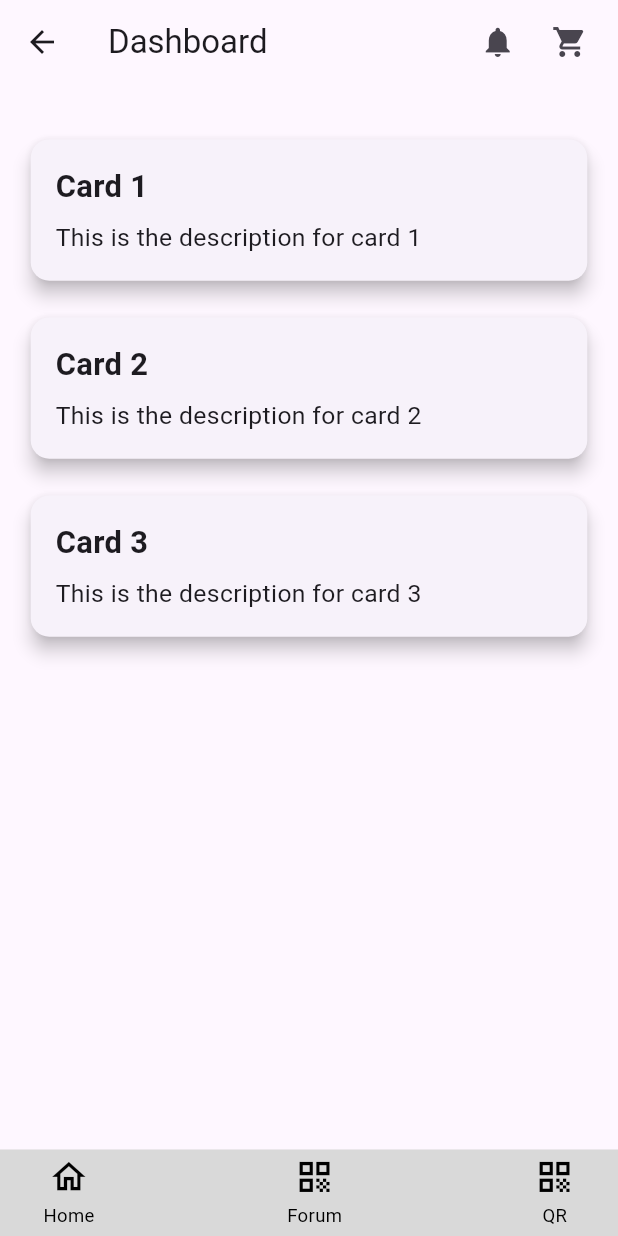
After one commit to ordizy/ordizy-mobile, a Flutter app: the BuyerHome screen opened by its route, on a phone screen of 412 x 824 dp. The commit adds this screen. Run offline on Flutter 3.47's test engine with Material 3 defaults, Android fonts, the phone set to English and light mode, and no system bars; our stand-ins replace cloud_firestore, firebase_auth, firebase_core; accounts and stored records are empty.

Commit message:
dashboard

```diff
--- a/lib/main.dart
+++ b/lib/main.dart
@@ -5,6 +5,7 @@
 import 'package:ordizy/screens/authentication/emailOtp.dart';
 import 'package:ordizy/screens/authentication/change_password.dart';
 import 'package:ordizy/screens/authentication/updated.dart';
+import 'package:ordizy/screens/buyer/buyer_home.dart';
 import 'screens/authentication/sign_in.dart';
 import 'screens/home.dart';
 import 'screens/splash_screen.dart';
@@ -46,6 +47,7 @@
         '/fPwd_emailOtp': (context) => EmailOtp(),
         '/reset_password': (context) => ResetPassword(),
         '/updated': (context) => PasswordChanged(),
+        '/buyer_home': (context) => BuyerHome(),
       },
     );
   }
--- a/lib/screens/authentication/sign_in.dart
+++ b/lib/screens/authentication/sign_in.dart
@@ -187,7 +187,7 @@
                 error = "Please enter valid credentials";
               });
             } else {
-              Navigator.pushReplacementNamed(context, '/home');
+              Navigator.pushReplacementNamed(context, '/buyer_home');
             }
           }
         },
--- /dev/null
+++ b/lib/screens/buyer/bottom_bar.dart
@@ -0,0 +1,92 @@
+import 'package:flutter/material.dart';
+import '../../utils/size_config.dart';
+
+class BuyerBottomBar extends StatelessWidget {
+  @override
+  Widget build(BuildContext context) {
+    SizeConfig().init(context); // Initialize SizeConfig
+
+    return Container(
+      padding: EdgeInsets.symmetric(
+        horizontal: SizeConfig.blockSizeHorizontal * 3, // Responsive horizontal padding
+      ),
+      height: SizeConfig.blockSizeVertical * 7, // Responsive height
+      decoration: BoxDecoration(
+        color: Color(0xFFD9D9D9),
+      ),
+      child: Row(
+        mainAxisAlignment: MainAxisAlignment.spaceBetween,
+        children: [
+          Padding(
+            padding: EdgeInsets.only(
+              left: SizeConfig.blockSizeHorizontal * 4, // Responsive left margin
+            ),
+            child: _BottomBarItem(
+              icon: Icons.home_outlined,
+              label: "Home",
+              onTap: () {
+                Navigator.pushReplacementNamed(context, '/participant_dashboard');
+              },
+            ),
+          ),
+          _BottomBarItem(
+            icon: Icons.qr_code,
+            label: "Forum",
+            onTap: () {
+              Navigator.pushNamed(context, '/discussion_forum');
+            },
+          ),
+          Padding(
+            padding: EdgeInsets.only(
+              right: SizeConfig.blockSizeHorizontal * 4, // Responsive right margin
+            ),
+            child: _BottomBarItem(
+              icon: Icons.qr_code,
+              label: "QR",
+              onTap: () {
+                Navigator.pushNamed(context, '/qr');
+              },
+            ),
+          ),
+        ],
+      ),
+    );
+  }
+}
+
+class _BottomBarItem extends StatelessWidget {
+  final IconData icon;
+  final String label;
+  final VoidCallback onTap;
+
+  const _BottomBarItem({
+    required this.icon,
+    required this.label,
+    required this.onTap,
+  });
+
+  @override
+  Widget build(BuildContext context) {
+    return GestureDetector(
+      onTap: onTap,
+      child: Column(
+        mainAxisAlignment: MainAxisAlignment.center,
+        children: [
+          Icon(
+            icon,
+            color: Colors.black,
+            size: SizeConfig.blockSizeHorizontal * 6.5, // Responsive icon size
+          ),
+          SizedBox(height: SizeConfig.blockSizeVertical * 0.5), // Responsive spacing
+          Text(
+            label,
+            style: TextStyle(
+              color: Colors.black,
+              fontSize: SizeConfig.textMultiplier * 1.5, // Responsive font size
+            ),
+          ),
+        ],
+      ),
+    );
+  }
+}
--- /dev/null
+++ b/lib/screens/buyer/buyer_home.dart
@@ -0,0 +1,81 @@
+import 'package:flutter/material.dart';
+import 'bottom_bar.dart';
+import '../../utils/size_config.dart';  // Import your SizeConfig file
+
+class BuyerHome extends StatelessWidget {
+  @override
+  Widget build(BuildContext context) {
+    SizeConfig().init(context); // Initialize SizeConfig
+
+    return SafeArea(
+      child: Scaffold(
+        appBar: AppBar(
+          title: Text("Dashboard"),
+          actions: [
+            IconButton(
+              icon: Icon(Icons.notifications),
+              onPressed: () {
+                // Handle notifications action
+              },
+            ),
+            IconButton(
+              icon: Icon(Icons.shopping_cart),
+              onPressed: () {
+                // Handle cart action
+              },
+            ),
+            SizedBox(width: SizeConfig.blockSizeHorizontal * 2), // Responsive spacing
+          ],
+        ),
+        body: SingleChildScrollView(
+          child: Container(
+            margin: EdgeInsets.all(SizeConfig.blockSizeHorizontal * 4), // Responsive margin
+            child: Column(
+              crossAxisAlignment: CrossAxisAlignment.stretch,
+              children: [
+                SizedBox(height: SizeConfig.blockSizeVertical * 2), // Responsive spacing
+                _buildCard("Card 1", "This is the description for card 1"),
+                SizedBox(height: SizeConfig.blockSizeVertical * 2), // Responsive spacing
+                _buildCard("Card 2", "This is the description for card 2"),
+                SizedBox(height: SizeConfig.blockSizeVertical * 2), // Responsive spacing
+                _buildCard("Card 3", "This is the description for card 3"),
+              ],
+            ),
+          ),
+        ),
+        bottomNavigationBar: BuyerBottomBar(),
+      ),
+    );
+  }
+
+  Widget _buildCard(String title, String description) {
+    return Card(
+      elevation: 5,
+      shape: RoundedRectangleBorder(
+        borderRadius: BorderRadius.circular(SizeConfig.blockSizeHorizontal * 3), // Responsive border radius
+      ),
+      child: Padding(
+        padding: EdgeInsets.all(SizeConfig.blockSizeHorizontal * 4), // Responsive padding
+        child: Column(
+          crossAxisAlignment: CrossAxisAlignment.start,
+          children: [
+            Text(
+              title,
+              style: TextStyle(
+                fontSize: SizeConfig.textMultiplier * 2.5, // Responsive font size
+                fontWeight: FontWeight.bold,
+              ),
+            ),
+            SizedBox(height: SizeConfig.blockSizeVertical * 1), // Responsive spacing
+            Text(
+              description,
+              style: TextStyle(
+                fontSize: SizeConfig.textMultiplier * 2, // Responsive font size
+              ),
+            ),
+          ],
+        ),
+      ),
+    );
+  }
+}
```
